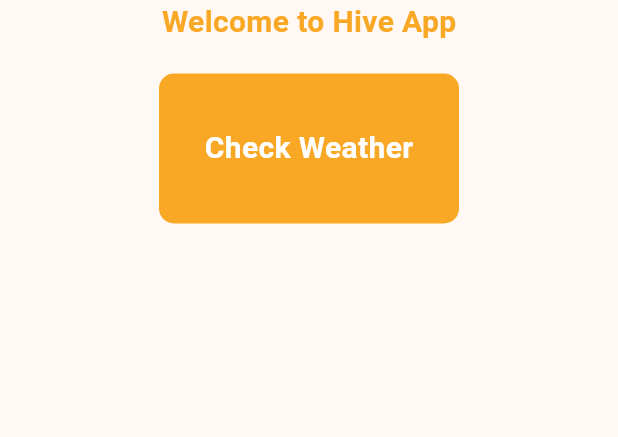
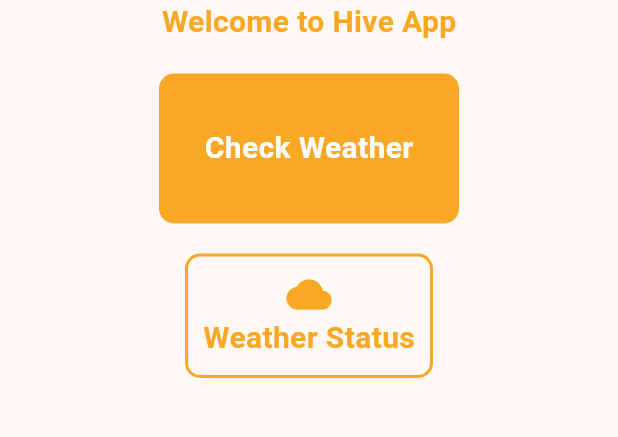
Before and after one commit to JericoDj/hivelabApplication, a Flutter app: the screen it shows after launch, on a phone screen of 412 x 824 dp, the part 384-821 px from its top. Run offline on Flutter 3.47's test engine with Material 3 defaults, Android fonts, the phone set to English and light mode, and no system bars; our stand-ins replace get.

Commit message:
updated App

```diff
--- a/lib/main.dart
+++ b/lib/main.dart
@@ -29,7 +29,12 @@ class MyApp extends StatelessWidget {
 }
 
 class LoginScreen extends StatefulWidget {
-  const LoginScreen({super.key, required this.title});
+  const LoginScreen(
+
+      {super.key, required this.title}
+
+
+      );
 
 
   final String title;
@@ -55,7 +60,9 @@ class _LoginScreenState extends State<LoginScreen> {
         children: [
           Center(
             child: GestureDetector(
-              onTap: (){ navigator?.pushNamed('/second'); },
+              onTap: () {
+                Navigator.pushNamed(context, '/second');
+              },
               child: Hero(
 
                 tag: 'hero-tag',
@@ -99,7 +106,36 @@ class _LoginScreenState extends State<LoginScreen> {
                       fontWeight: FontWeight.bold,
                       color: Colors.white
                     ),
-                    "Check Weather")),)
+                    "Check Weather"),
+            ),),
+          SizedBox(height: 20,),
+
+          Container(
+            padding: EdgeInsets.all(10),
+            decoration: BoxDecoration(
+              border: Border.all(
+                color: Colors.yellow[800]!,
+                width: 2
+              ),
+
+              borderRadius: BorderRadius.circular(10),
+            ),
+            child: Column(
+              children: [
+                Icon(Icons.cloud, color: Colors.yellow[800], size: 30),
+                SizedBox(width: 10),
+                Text("Weather Status",
+                  style: TextStyle(
+                    fontSize: 20,
+                    fontWeight: FontWeight.bold,
+                    color: Colors.yellow[800]
+                  )
+                ),
+              ],
+            ),
+          ),
+          SizedBox(height: 20,),
+
         ]
 
 
```
